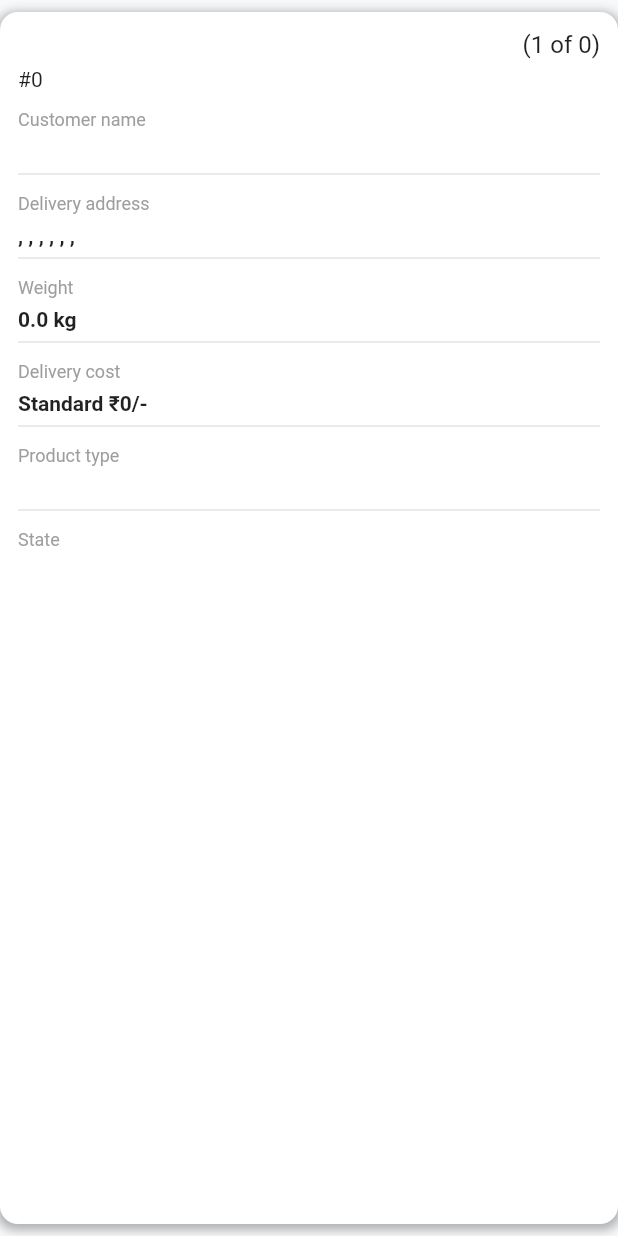
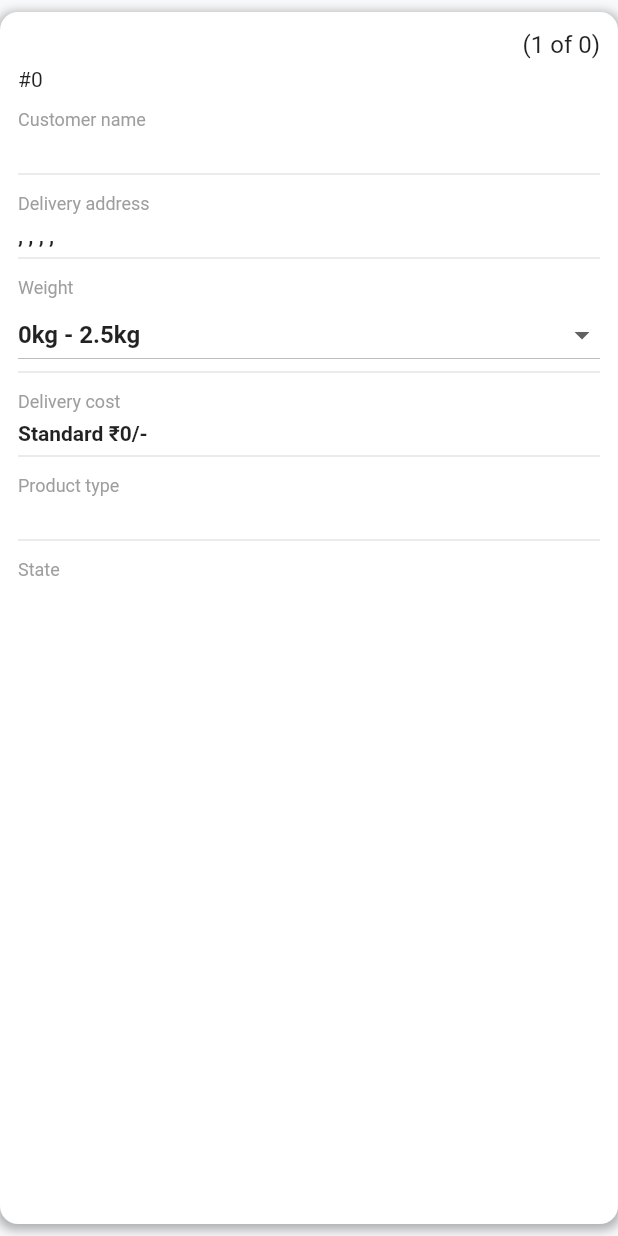
Before and after one commit to prateek-aher/2De, a Flutter app: the PickupItemBubble widget shown alone on an empty page, opened directly with empty values, on a phone screen of 412 x 824 dp. Run offline on Flutter 3.47's test engine with Material 2 defaults, Android fonts, the phone set to English and light mode, and no system bars; our stand-ins replace cached_network_image, camera, image_picker, shared_preferences; missing offline and left inert: flutter_swipe_button, fluttercontactpicker, qr_code_scanner; accounts and stored records are empty; network calls fail.

Commit message:
Change weight service integration in manager side

```diff
--- a/lib/Models/TaskDetailsModel.dart
+++ b/lib/Models/TaskDetailsModel.dart
@@ -60,16 +60,16 @@ class Schedule {
     this.dropAddress,
     this.productType = '',
     this.weight = 0.0,
-    this.pickupTime,
-    this.dropTime,
-    this.hasLeftForPickup,
-    this.pickupLeftForTime,
-    this.hasReachedPickup,
-    this.pickupReachedTime,
-    this.hasLeftForDrop,
-    this.dropLeftForTime,
-    this.hasReachedDrop,
-    this.dropReachedTime,
+    // this.pickupTime,
+    // this.dropTime,
+    // this.hasLeftForPickup,
+    // this.pickupLeftForTime,
+    // this.hasReachedPickup,
+    // this.pickupReachedTime,
+    // this.hasLeftForDrop,
+    // this.dropLeftForTime,
+    // this.hasReachedDrop,
+    // this.dropReachedTime,
     this.state = '',
     this.projectDetails,
   });
@@ -80,16 +80,16 @@ class Schedule {
   DropAddress? dropAddress;
   String? productType;
   double? weight;
-  DateTime? pickupTime;
-  DateTime? dropTime;
-  bool? hasLeftForPickup;
-  DateTime? pickupLeftForTime;
-  bool? hasReachedPickup;
-  DateTime? pickupReachedTime;
-  bool? hasLeftForDrop;
-  DateTime? dropLeftForTime;
-  bool? hasReachedDrop;
-  DateTime? dropReachedTime;
+  // DateTime? pickupTime;
+  // DateTime? dropTime;
+  // bool? hasLeftForPickup;
+  // DateTime? pickupLeftForTime;
+  // bool? hasReachedPickup;
+  // DateTime? pickupReachedTime;
+  // bool? hasLeftForDrop;
+  // DateTime? dropLeftForTime;
+  // bool? hasReachedDrop;
+  // DateTime? dropReachedTime;
   String state;
   ProjectDetails? projectDetails;
 
@@ -102,21 +102,20 @@ class Schedule {
             json["drop_address"] == null ? null : DropAddress.fromJson(json["drop_address"]),
         productType: json["product_type"] == null ? '' : json["product_type"],
         weight: json["weight"] == null ? null : json["weight"].toDouble(),
-        pickupTime: DateFormat.Hm().parse(json['pickup_time']),
-        dropTime: DateFormat.Hm().parse(json["drop_time"]),
-        hasLeftForPickup: json["has_left_for_pickup"] == null ? null : json["has_left_for_pickup"],
-        pickupLeftForTime: DateFormat.Hm().parse(json["pickup_left_for_time"]),
-        hasReachedPickup: json["has_reached_pickup"] == null ? null : json["has_reached_pickup"],
-        pickupReachedTime: DateFormat.Hm().parse(json["pickup_reached_time"]),
-        hasLeftForDrop: json["has_left_for_drop"] == null ? null : json["has_left_for_drop"],
-        dropLeftForTime: DateFormat.Hm().parse(json["drop_left_for_time"]),
-        hasReachedDrop: json["has_reached_drop"] == null ? null : json["has_reached_drop"],
-        dropReachedTime: DateFormat.Hm().parse(json["drop_reached_time"]),
+        // pickupTime: DateFormat.Hm().parse(json['pickup_time']),
+        // dropTime: DateFormat.Hm().parse(json["drop_time"]),
+        // hasLeftForPickup: json["has_left_for_pickup"] == null ? null : json["has_left_for_pickup"],
+        // pickupLeftForTime: DateFormat.Hm().parse(json["pickup_left_for_time"]),
+        // hasReachedPickup: json["has_reached_pickup"] == null ? null : json["has_reached_pickup"],
+        // pickupReachedTime: DateFormat.Hm().parse(json["pickup_reached_time"]),
+        // hasLeftForDrop: json["has_left_for_drop"] == null ? null : json["has_left_for_drop"],
+        // dropLeftForTime: DateFormat.Hm().parse(json["drop_left_for_time"]),
+        // hasReachedDrop: json["has_reached_drop"] == null ? null : json["has_reached_drop"],
+        // dropReachedTime: DateFormat.Hm().parse(json["drop_reached_time"]),
         state: json["state"] == null ? '' : json["state"],
         projectDetails: json["project_details"] == null
             ? null
             : ProjectDetails.fromJson(json["project_details"]),
-        // id: json["id"],
       );
 }
 
@@ -157,19 +156,6 @@ class DropAddress {
         pincode: json["pincode"] == null ? '' : json["pincode"].toString(),
         phoneNo: json["phone_no"] == null ? '' : json["phone_no"],
       );
-
-  // Map<String, dynamic> toJson() => {
-  //       "firstname": firstname == null ? null : firstname,
-  //       "lastname": lastname == null ? null : lastname,
-  //       "flat_no": flatNo == null ? null : flatNo,
-  //       "street": street == null ? null : street,
-  //       "area": area == null ? null : area,
-  //       "city": city == null ? null : city,
-  //       "landmark": landmark == null ? null : landmark,
-  //       "country": country == null ? null : country,
-  //       "pincode": pincode == null ? null : pincode,
-  //       "phone_no": phoneNo == null ? null : phoneNo,
-  //     };
 }
 
 class PickupAddress {
@@ -264,20 +250,6 @@ class ProjectDetails {
         totals: json["totals"] == null ? null : Totals.fromJson(json["totals"]),
         projectDetailsId: json["id"] == null ? '' : json["id"],
       );
-
-  // Map<String, dynamic> toJson() => {
-  //       "project_id": projectId == null ? null : projectId,
-  //       "name": name == null ? null : name,
-  //       "quantity": quantity == null ? null : quantity,
-  //       "weight": weight == null ? null : weight,
-  //       "address": address?.toJson(),
-  //       "firstname": firstname == null ? null : firstname,
-  //       "lastname": lastname == null ? null : lastname,
-  //       "phone_no": phoneNo == null ? null : phoneNo,
-  //       "_id": id == null ? null : id,
-  //       "totals": totals?.toJson(),
-  //       "id": projectDetailsId == null ? null : projectDetailsId,
-  //     };
 }
 
 class Address {
@@ -320,20 +292,6 @@ class Address {
         location: json["location"] == null ? '' : json["location"],
         landmark: json["landmark"] == null ? '' : json["landmark"],
       );
-
-  // Map<String, dynamic> toJson() => {
-  //       "flat_no": flatNo == null ? null : flatNo,
-  //       "street": street == null ? null : street,
-  //       "area": area == null ? null : area,
-  //       "city": city == null ? null : city,
-  //       "state": state == null ? null : state,
-  //       "country": country == null ? null : country,
-  //       "latitude": latitude == null ? null : latitude,
-  //       "longitude": longitude == null ? null : longitude,
-  //       "pincode": pincode == null ? null : pincode,
-  //       "location": location == null ? null : location,
-  //       "landmark": landmark == null ? null : landmark,
-  //     };
 }
 
 class Totals {
@@ -393,7 +351,8 @@ class Task {
         taskId: json["task_id"],
         teamId: json["team_id"],
         taskType: jsonToTaskType(json["task_type"]),
-        schedules: json["schedules"] ?? <int>[],
+        schedules:
+            json["schedules"] == null ? <int>[] : List<int>.from(json["schedules"].map((x) => x)),
         creatorName: json["creator_name"],
         customerName: json["customer_name"],
         customerPhone: json["customer_phone"],
--- a/lib/Providers/Manager/task_details_provider.dart
+++ b/lib/Providers/Manager/task_details_provider.dart
@@ -1,7 +1,11 @@
+import 'dart:convert';
+
 import 'package:delivery/CommonWidget/CommonWidget.dart';
+import 'package:delivery/CommonWidget/CustomSnackBar.dart';
 import 'package:delivery/Models/TaskDetailsModel.dart';
 import 'package:delivery/Network/Api_Provider.dart';
 import 'package:flutter/cupertino.dart';
+import 'package:flutter/material.dart';
 
 import '../../Utils/constants/endpoints.dart';
 import '../../Utils/enumerations.dart';
@@ -27,4 +31,26 @@ class TaskDetailsProvider extends ChangeNotifier {
       print(e.toString());
     }
   }
+
+  Future<bool> changeWeight(BuildContext context,
+      {int? deliveryId, double? weight, int? cost}) async {
+    showLoading();
+    try {
+      final response = await _apiProvider.post(
+          CHANGE_WEIGHT, jsonEncode({"delivery_id": deliveryId, "weight": weight, "cost": cost}));
+      print('CHANGE_WEIGHT');
+      print(response);
+      hideLoading();
+      if (response != null && response['status'] == 'success') {
+        showCustomSnackBar(context, Text(response['message']), backgroundColor: Colors.green);
+        return true;
+      } else {
+        showCustomSnackBar(context, Text(response['message']), backgroundColor: Colors.red);
+        return false;
+      }
+    } on Exception catch (e) {
+      print(e.toString());
+      return false;
+    }
+  }
 }
--- a/lib/UI/Admin/drop_task_details.dart
+++ b/lib/UI/Admin/drop_task_details.dart
@@ -344,10 +344,7 @@ class DropItemBubble extends StatelessWidget {
               Flexible(
                 child: Text(
                   schedule.projectDetails?.name.toUpperCase() ?? '',
-                  style: TextStyle(
-                      // color: Colors.green,
-                      fontWeight: FontWeight.bold,
-                      fontSize: 16),
+                  style: TextStyle(fontWeight: FontWeight.bold, fontSize: 16),
                 ),
               ),
               Text(
--- a/lib/UI/Admin/pickup_task_details.dart
+++ b/lib/UI/Admin/pickup_task_details.dart
@@ -311,6 +311,7 @@ class _PickupTaskDetailsState extends State<PickupTaskDetails> {
                 children: List.generate(
                     details.taskDetails.data?.result?.schedules.length ?? 0,
                     (index) => PickupItemBubble(
+                        taskId: widget.taskId,
                         schedule: details.taskDetails.data!.result!.schedules[index],
                         itemNumber: index,
                         totalItems: details.taskDetails.data?.result?.schedules.length ?? 0)),
@@ -324,8 +325,14 @@ class _PickupTaskDetailsState extends State<PickupTaskDetails> {
 }
 
 class PickupItemBubble extends StatelessWidget {
-  PickupItemBubble({Key? key, this.itemNumber = 0, this.totalItems = 0, required this.schedule})
+  PickupItemBubble(
+      {Key? key,
+      this.itemNumber = 0,
+      this.totalItems = 0,
+      required this.schedule,
+      required this.taskId})
       : super(key: key);
+  final int taskId;
   final int itemNumber;
   final int totalItems;
   final Schedule schedule;
@@ -390,9 +397,9 @@ class PickupItemBubble extends StatelessWidget {
               schedule.dropAddress?.flatNo,
               schedule.dropAddress?.street,
               schedule.dropAddress?.area,
-              schedule.dropAddress?.landmark,
+              // schedule.dropAddress?.landmark,
               schedule.dropAddress?.city,
-              schedule.dropAddress?.country,
+              // schedule.dropAddress?.country,
               schedule.dropAddress?.pincode,
             ].takeWhile((value) => value != null).join(', '), // '${schedule.dropAddress?.flatNo}',
             style: TextStyle(fontSize: 14, fontWeight: FontWeight.bold),
@@ -404,12 +411,63 @@ class PickupItemBubble extends StatelessWidget {
             'Weight',
             style: TextStyle(fontSize: 12, color: Colors.grey, fontWeight: FontWeight.normal),
           ),
-          6.h,
-          Text(
-            '${schedule.weight} kg',
-            style: TextStyle(fontSize: 14, fontWeight: FontWeight.bold),
-          ),
-          6.h,
+          // 6.h,
+          Consumer<TaskDetailsProvider>(builder: (context, provider, _) {
+            return DropdownButton<double?>(
+              value: schedule.weight == null
+                  ? null
+                  : schedule.weight! <= 2.5
+                      ? 2.5
+                      : schedule.weight! <= 5
+                          ? 5
+                          : schedule.weight! <= 7.5
+                              ? 7.5
+                              : 10,
+              items: [
+                DropdownMenuItem<double?>(
+                    value: null,
+                    child: Text(
+                      'Not selected',
+                      style: TextStyle(fontWeight: FontWeight.bold),
+                    )),
+                DropdownMenuItem<double?>(
+                    value: 2.5,
+                    child: Text(
+                      '0kg - 2.5kg',
+                      style: TextStyle(fontWeight: FontWeight.bold),
+                    )),
+                DropdownMenuItem<double?>(
+                    value: 5,
+                    child: Text(
+                      '2.5kg - 5kg',
+                      style: TextStyle(fontWeight: FontWeight.bold),
+                    )),
+                DropdownMenuItem<double?>(
+                    value: 7.5,
+                    child: Text(
+                      '5kg - 7.5kg',
+                      style: TextStyle(fontWeight: FontWeight.bold),
+                    )),
+                DropdownMenuItem<double?>(
+                    value: 10.0,
+                    child: Text(
+                      '7.5kg - 10kg',
+                      style: TextStyle(fontWeight: FontWeight.bold),
+                    ))
+              ],
+              onChanged: (double? value) async {
+                bool success = await provider.changeWeight(context,
+                    deliveryId: schedule.deliveryId,
+                    weight: value,
+                    cost: schedule.projectDetails?.totals?.shipping.toInt());
+                if (success) {
+                  provider.getTaskDetails(taskId: taskId.toString());
+                }
+              },
+              isExpanded: true,
+            );
+          }),
+          // 6.h,
           divider(),
           12.h,
           Text(
--- a/lib/Utils/constants/endpoints.dart
+++ b/lib/Utils/constants/endpoints.dart
@@ -20,3 +20,4 @@ const String TEAM_LIST = '/team/list';
 const String TEAM_STATUS_ENABLE = '/team/enable';
 const String TEAM_STATUS_DISABLE = '/team/disable';
 const String TASK_REASSIGN = '/task/reassign';
+const String CHANGE_WEIGHT = '/schedule/changeweight';
```
